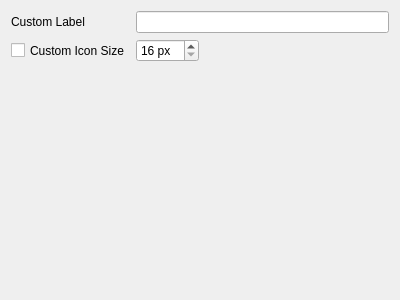
Above: plasma/applets/folderview/folderviewDisplayConfig.ui from KDE/kde-baseapps before the change. Below: the same form after it.
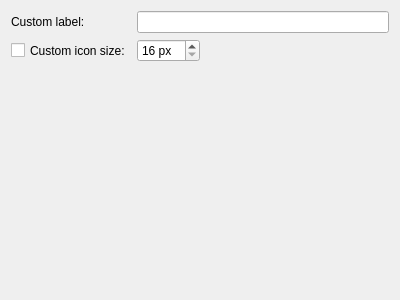
That is the form after the change. Custom widgets are drawn as their Qt base class.

Diff of the .ui file:
```diff
--- a/plasma/applets/folderview/folderviewDisplayConfig.ui
+++ b/plasma/applets/folderview/folderviewDisplayConfig.ui
@@ -22,7 +22,7 @@
       </sizepolicy>
      </property>
      <property name="text" >
-      <string>Custom Label </string>
+      <string>Custom label:</string>
      </property>
     </widget>
    </item>
@@ -38,7 +38,7 @@
       </sizepolicy>
      </property>
      <property name="text" >
-      <string>Custom Icon Size</string>
+      <string>Custom icon size:</string>
      </property>
     </widget>
    </item>
```
